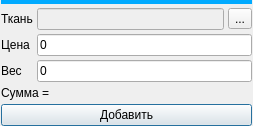
Qt form ui/add_material_pozition.ui (Meller008/CRM-Avi) before a commit.
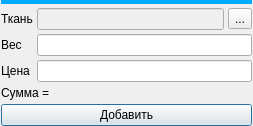
The same form after that commit.

What changed in the file:
```diff
--- a/ui/add_material_pozition.ui
+++ b/ui/add_material_pozition.ui
@@ -30,9 +30,9 @@
     <number>4</number>
    </property>
    <item row="3" column="1" colspan="2">
-    <widget class="QLineEdit" name="le_value">
+    <widget class="QLineEdit" name="le_price">
      <property name="text">
-      <string>0</string>
+      <string/>
      </property>
     </widget>
    </item>
@@ -58,12 +58,12 @@
     </widget>
    </item>
    <item row="2" column="1" colspan="2">
-    <widget class="QLineEdit" name="le_price">
+    <widget class="QLineEdit" name="le_value">
      <property name="inputMask">
       <string/>
      </property>
      <property name="text">
-      <string>0</string>
+      <string/>
      </property>
     </widget>
    </item>
@@ -75,9 +75,9 @@
     </widget>
    </item>
    <item row="3" column="0">
-    <widget class="QLabel" name="lb_value">
+    <widget class="QLabel" name="lb_3">
      <property name="text">
-      <string>Вес</string>
+      <string>Цена</string>
      </property>
     </widget>
    </item>
@@ -89,9 +89,9 @@
     </widget>
    </item>
    <item row="2" column="0">
-    <widget class="QLabel" name="label_2">
+    <widget class="QLabel" name="lb_value">
      <property name="text">
-      <string>Цена</string>
+      <string>Вес</string>
      </property>
     </widget>
    </item>
```
Left out of the diff: 6 changed lines with no effect on the pictures.
